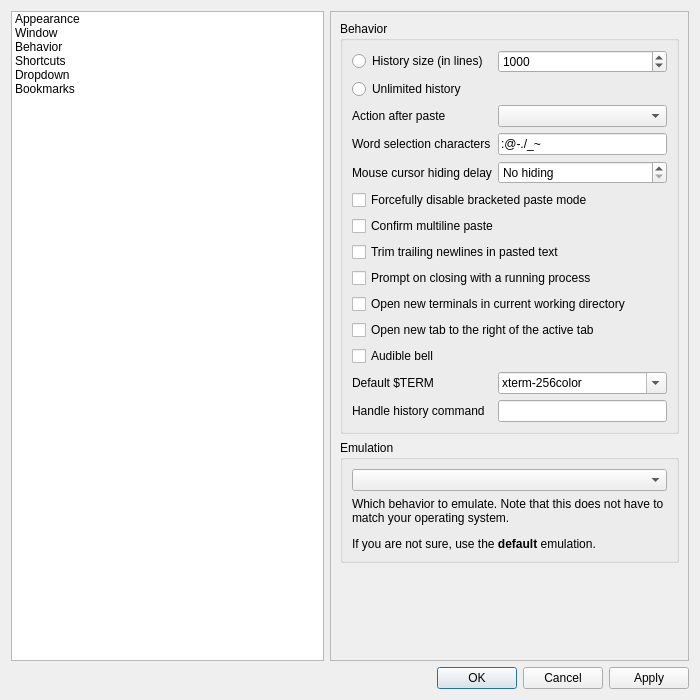
The window that src/forms/propertiesdialog.ui (lxqt/qterminal) describes before a commit, drawn with Qt 5.
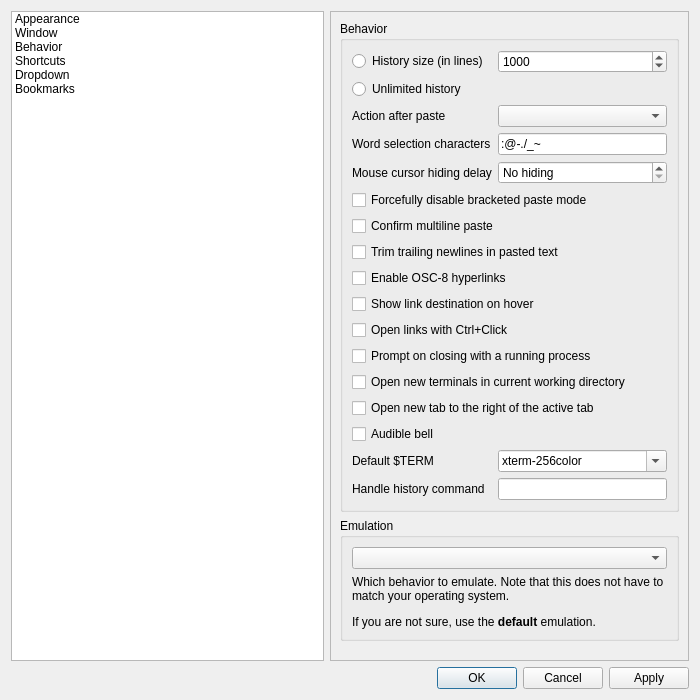
The same window after the commit. The open tabs and pages were chosen to show the change. Icons and pictures are not drawn.

Commit message:
Add OSC-8 hyperlink settings to properties
- Updated properties to include options for enabling OSC-8 hyperlinks, showing link tooltips, and controlling link opening behavior with Ctrl+Click.
- Modified the properties dialog UI to add checkboxes for these new settings.
- Updated the relevant source files to handle the new properties and their persistence.
- Enhanced the terminal widget to support the new hyperlink features.

Patch:
```diff
--- a/src/forms/propertiesdialog.ui
+++ b/src/forms/propertiesdialog.ui
@@ -818,20 +818,50 @@
                </widget>
               </item>
               <item row="8" column="0" colspan="2">
+               <widget class="QCheckBox" name="enableOsc8HyperlinksCheckBox">
+                <property name="toolTip">
+                 <string>Allow applications to embed clickable hyperlinks using the OSC-8 terminal sequence</string>
+                </property>
+                <property name="text">
+                 <string>Enable OSC-8 hyperlinks</string>
+                </property>
+               </widget>
+              </item>
+              <item row="9" column="0" colspan="2">
+               <widget class="QCheckBox" name="showLinkTooltipsCheckBox">
+                <property name="toolTip">
+                 <string>Show the destination URL when hovering over a link</string>
+                </property>
+                <property name="text">
+                 <string>Show link destination on hover</string>
+                </property>
+               </widget>
+              </item>
+              <item row="10" column="0" colspan="2">
+               <widget class="QCheckBox" name="openLinksByCtrlClickCheckBox">
+                <property name="toolTip">
+                 <string>When enabled, links open only with Ctrl+Click or from the context menu. When disabled, a plain click opens the link.</string>
+                </property>
+                <property name="text">
+                 <string>Open links with Ctrl+Click</string>
+                </property>
+               </widget>
+              </item>
+              <item row="11" column="0" colspan="2">
                <widget class="QCheckBox" name="askOnExitCheckBox">
                 <property name="text">
                  <string>Prompt on closing with a running process</string>
                 </property>
                </widget>
               </item>
-              <item row="9" column="0" colspan="2">
+              <item row="12" column="0" colspan="2">
                <widget class="QCheckBox" name="useCwdCheckBox">
                 <property name="text">
                  <string>Open new terminals in current working directory</string>
                 </property>
                </widget>
               </item>
-              <item row="10" column="0" colspan="2">
+              <item row="13" column="0" colspan="2">
                <widget class="QCheckBox" name="openNewTabRightToActiveTabCheckBox">
                 <property name="toolTip">
                  <string>If unchecked the new tab will be opened as the rightmost tab</string>
@@ -841,21 +871,21 @@
                 </property>
                </widget>
               </item>
-              <item row="11" column="0">
+              <item row="14" column="0">
                <widget class="QCheckBox" name="audibleBellCheckBox">
                 <property name="text">
                  <string>Audible bell</string>
                 </property>
                </widget>
               </item>
-              <item row="12" column="0">
+              <item row="15" column="0">
                <widget class="QLabel" name="label_14">
                 <property name="text">
                  <string>Default $TERM</string>
                 </property>
                </widget>
               </item>
-              <item row="12" column="1">
+              <item row="15" column="1">
                <widget class="QComboBox" name="termComboBox">
                 <property name="sizePolicy">
                  <sizepolicy hsizetype="Expanding" vsizetype="Fixed">
@@ -881,10 +911,10 @@
                 </item>
                </widget>
               </item>
-              <item row="13" column="1">
+              <item row="16" column="1">
                <widget class="QLineEdit" name="handleHistoryLineEdit"/>
               </item>
-              <item row="13" column="0">
+              <item row="16" column="0">
                <widget class="QLabel" name="label_17">
                 <property name="toolTip">
                  <string>This command will be run with an argument containing the file name of a tempfile containing the scrollback history</string>
```
The commit also changes 4 other files.
